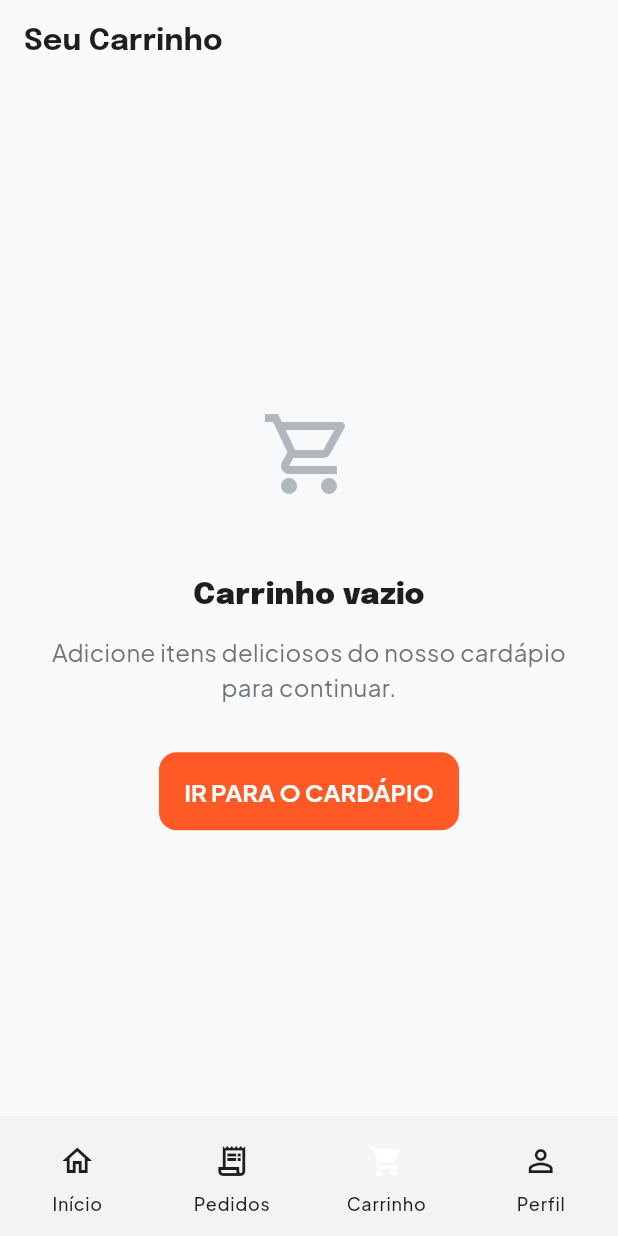
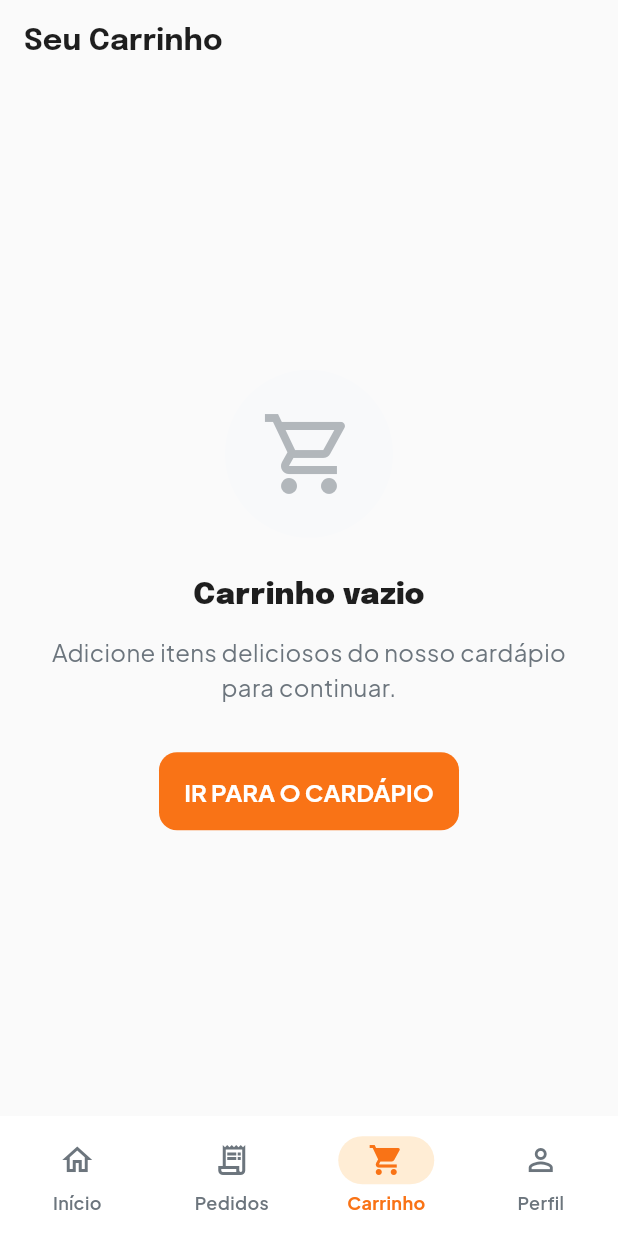
Before and after one commit to ParaibaLanches/paraiba-lanches, a Flutter app: the CartView screen opened by its route, on a phone screen of 412 x 824 dp. Run offline on Flutter 3.47's test engine with Material 3 defaults, Android fonts, the phone set to English and light mode, and no system bars; our stand-ins replace cached_network_image, dio, flutter_dotenv, flutter_riverpod, go_router, google_fonts and 4 more; missing offline and left inert: flutter_client_sse; accounts and stored records are empty; network calls fail.

Commit message:
style: soften primary orange and style bottom nav

```diff
--- a/lib/core/theme/app_colors.dart
+++ b/lib/core/theme/app_colors.dart
@@ -3,12 +3,12 @@ import 'package:flutter/material.dart';
 class AppColors {
   AppColors._();
 
-  // Primary - Vibrant, modern, clean orange-red
-  static const primary = Color(0xFFFF5A26);
-  static const primaryContainer = Color(0xFFFFEBE5);
-  static const primaryDim = Color(0xFFE64A19);
+  // Primary - Pleasant, balanced orange
+  static const primary = Color(0xFFF97316); // Tailwind Orange 500
+  static const primaryContainer = Color(0xFFFFEDD5); // Tailwind Orange 100
+  static const primaryDim = Color(0xFFEA580C); // Tailwind Orange 600
   static const onPrimary = Color(0xFFFFFFFF);
-  static const onPrimaryContainer = Color(0xFFC43A00);
+  static const onPrimaryContainer = Color(0xFF9A3412); // Tailwind Orange 800
 
   // Secondary - High contrast dark for elegance
   static const secondary = Color(0xFF212121);
--- a/lib/core/theme/app_theme.dart
+++ b/lib/core/theme/app_theme.dart
@@ -182,6 +182,23 @@ class AppTheme {
         type: BottomNavigationBarType.fixed,
         elevation: 0,
       ),
+      navigationBarTheme: NavigationBarThemeData(
+        backgroundColor: AppColors.surface,
+        indicatorColor: AppColors.primaryContainer,
+        elevation: 0,
+        iconTheme: WidgetStateProperty.resolveWith((states) {
+          if (states.contains(WidgetState.selected)) {
+            return const IconThemeData(color: AppColors.primary);
+          }
+          return const IconThemeData(color: AppColors.onSurfaceVariant);
+        }),
+        labelTextStyle: WidgetStateProperty.resolveWith((states) {
+          if (states.contains(WidgetState.selected)) {
+            return getB(12, FontWeight.w700, color: AppColors.primary);
+          }
+          return getB(12, FontWeight.w600, color: AppColors.onSurfaceVariant);
+        }),
+      ),
       dividerTheme: const DividerThemeData(
         color: AppColors.surfaceContainer,
         space: 24,
```
